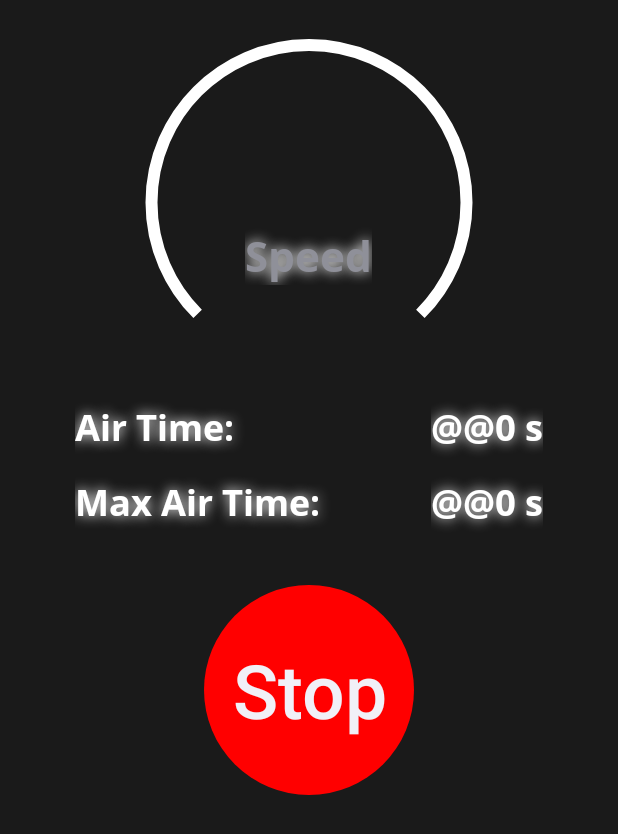
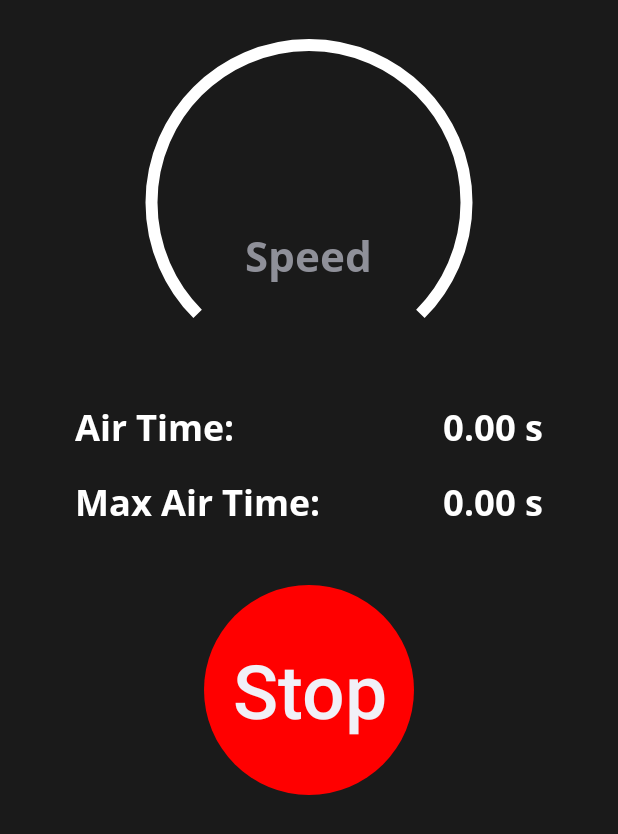
Before and after one commit to DukeCabbage/ShreddingRobot_v2, an Android app: the TrackingActivity screen opened directly, with no data from a screen before it, on a phone screen of 412 x 824 dp. Shown: the top 834 px of the screen. Run offline under Robolectric (Android 15) with nearby library versions, the phone set to English and light mode, and no system bars.

Commit message:
remove text shadow, add location service prompt

```diff
--- a/app/src/main/java/com/gloomy/ShreddingRobot/LocationFrag.java
+++ b/app/src/main/java/com/gloomy/ShreddingRobot/LocationFrag.java
@@ -1,9 +1,15 @@
 package com.gloomy.ShreddingRobot;
 
+import android.app.AlertDialog;
+import android.app.Dialog;
 import android.app.Fragment;
 import android.content.Context;
+import android.content.DialogInterface;
+import android.content.Intent;
 import android.location.Location;
+import android.location.LocationManager;
 import android.os.Bundle;
+import android.provider.Settings;
 import android.util.Log;
 import android.widget.Toast;
 
@@ -59,6 +65,31 @@ public class LocationFrag extends Fragment implements
     public void startTracking() {
         mGoogleApiClient.connect();
         Log.e(TAG, "mGoogleApiClient connect");
+
+        // Get Location Manager and check for GPS & Network location services
+        LocationManager lm = (LocationManager) _context.getSystemService(Context.LOCATION_SERVICE);
+        if(!lm.isProviderEnabled(LocationManager.GPS_PROVIDER) ||
+                !lm.isProviderEnabled(LocationManager.NETWORK_PROVIDER)) {
+            // Build the alert dialog
+            AlertDialog.Builder builder = new AlertDialog.Builder(_context);
+            builder.setTitle("Location Services Not Active");
+            builder.setMessage("Please enable Location Services and GPS for speed measuring");
+            builder.setPositiveButton("OK", new DialogInterface.OnClickListener() {
+                public void onClick(DialogInterface dialogInterface, int i) {
+                    // Show location settings when the user acknowledges the alert dialog
+                    Intent intent = new Intent(Settings.ACTION_LOCATION_SOURCE_SETTINGS);
+                    startActivity(intent);
+                }
+            });
+            builder.setNegativeButton("No", new DialogInterface.OnClickListener() {
+                public void onClick(DialogInterface dialogInterface, int i) {
+                    dialogInterface.cancel();
+                }
+            });
+            Dialog alertDialog = builder.create();
+            alertDialog.setCanceledOnTouchOutside(false);
+            alertDialog.show();
+        }
     }
 
     public void stopTracking() {
--- a/app/src/main/java/com/gloomy/ShreddingRobot/TrackingActivity.java
+++ b/app/src/main/java/com/gloomy/ShreddingRobot/TrackingActivity.java
@@ -41,6 +41,7 @@ public class TrackingActivity extends BaseFragmentActivity {
     private Context _context;
     private DecimalFormat sig3 = new DecimalFormat("@@@");
     private DecimalFormat sig2 = new DecimalFormat("@@");
+    private DecimalFormat dff = new DecimalFormat("0.00");
 
     boolean tracking;
     boolean freeFalling;
@@ -250,8 +251,8 @@ public class TrackingActivity extends BaseFragmentActivity {
 
         //Timer
         resetCountTime();
-        tv_airTimeTimer.setText(sig2.format(0.0) + " s");
-        tv_maxAirTimeTimer.setText(sig2.format(0.0) + " s");
+        tv_airTimeTimer.setText(dff.format(0.0) + " s");
+        tv_maxAirTimeTimer.setText(dff.format(0.0) + " s");
         destroyTimer();
         mTimer = new Timer();
         mTimerTask = new MyTimerTask();
@@ -301,10 +302,10 @@ public class TrackingActivity extends BaseFragmentActivity {
 //		Log.e(TAG, "reset time");
         if (countTime > maxAirTime) {
             maxAirTime = countTime;
-            tv_maxAirTimeTimer.setText(sig2.format(maxAirTime) + " s");
+            tv_maxAirTimeTimer.setText(dff.format(maxAirTime) + " s");
         }
         countTime = 0.00;
-//        tv_airTimeTimer.setText(sig2.format(countTime) + " s");
+//        tv_airTimeTimer.setText(dff.format(countTime) + " s");
     }
 
     class MyTimerTask extends TimerTask {
@@ -315,7 +316,7 @@ public class TrackingActivity extends BaseFragmentActivity {
                 public void run() {
                     if (freeFalling) {
                         countTime += ((double) SENSOR_UPDATE_TIME_IN_MILLISECONDS) / 1000.0;
-                        tv_airTimeTimer.setText(sig2.format(countTime) + " s");
+                        tv_airTimeTimer.setText(dff.format(countTime) + " s");
                     }
                     autoOff_countDown -= SENSOR_UPDATE_TIME_IN_MILLISECONDS;
                 }
--- a/app/src/main/java/com/gloomy/ShreddingRobot/Widget/CustomArrayAdapter.java
+++ b/app/src/main/java/com/gloomy/ShreddingRobot/Widget/CustomArrayAdapter.java
@@ -62,6 +62,7 @@ public class CustomArrayAdapter extends ArrayAdapter<DBTrack>{
     SimpleDateFormat dateF = new SimpleDateFormat("EEE, MMM d, yyyy", Locale.US);
     DecimalFormat sig3 = new DecimalFormat("@@@");
     DecimalFormat sig2 = new DecimalFormat("@@");
+    private DecimalFormat dff = new DecimalFormat("0.00");
 
     public CustomArrayAdapter(Context context, List<DBTrack> objects, SharedPreferences pref) {
         super(context, R.layout.history_item_layout, objects);
@@ -151,7 +152,7 @@ public class CustomArrayAdapter extends ArrayAdapter<DBTrack>{
             }
         }
 
-        viewHolder.maxAirTime.setText(sig2.format(maxAirTime));
+        viewHolder.maxAirTime.setText(dff.format(maxAirTime));
         int veloUnit = _pref.getInt("VELOCITY_UNIT", 0);
         double displayMaxSpeed = maxSpeed;
 
--- a/app/src/main/res/layout/activity_tracking.xml
+++ b/app/src/main/res/layout/activity_tracking.xml
@@ -8,7 +8,7 @@
     android:gravity="center_horizontal"
     android:orientation="vertical"
     android:background="@color/grey"
-    tools:context="${relativePackage}.${activityClass}">
+    tools:context="com.gloomy.ShreddingRobot.TrackingActivity">
 
     <RelativeLayout
         android:id="@+id/speedGaugeLayout"
@@ -50,9 +50,7 @@
             android:background="@color/transparent"
             android:gravity="center"
             android:textSize="28sp"
-            android:visibility="visible"
-            android:shadowColor="@color/white"
-            android:shadowRadius="@integer/text_glow_radius" />
+            android:visibility="visible" />
 
     </RelativeLayout>
 
@@ -78,9 +76,7 @@
                 android:gravity="center_vertical"
                 android:text="@string/air_time_label"
                 android:textColor="@color/white"
-                android:textSize="@dimen/sensorReading_textSize"
-                android:shadowColor="@color/white"
-                android:shadowRadius="@integer/text_glow_radius" />
+                android:textSize="@dimen/sensorReading_textSize" />
 
             <com.gloomy.ShreddingRobot.Widget.MeinTextView
                 android:id="@+id/tv_airTimeTimer"
@@ -89,9 +85,7 @@
                 android:layout_marginEnd="@dimen/airTime_marginEnd"
                 android:gravity="center_vertical"
                 android:textColor="@color/white"
-                android:textSize="@dimen/sensorReading_textSize"
-                android:shadowColor="@color/white"
-                android:shadowRadius="@integer/text_glow_radius" />
+                android:textSize="@dimen/sensorReading_textSize" />
 
         </LinearLayout>
 
@@ -111,9 +105,7 @@
                 android:gravity="center_vertical"
                 android:text="@string/max_air_time_label"
                 android:textColor="@color/white"
-                android:textSize="@dimen/sensorReading_textSize"
-                android:shadowColor="@color/white"
-                android:shadowRadius="@integer/text_glow_radius" />
+                android:textSize="@dimen/sensorReading_textSize" />
 
             <com.gloomy.ShreddingRobot.Widget.MeinTextView
                 android:id="@+id/tv_maxAirTimeTimer"
@@ -122,9 +114,7 @@
                 android:layout_marginEnd="@dimen/airTime_marginEnd"
                 android:gravity="center_vertical"
                 android:textColor="@color/white"
-                android:textSize="@dimen/sensorReading_textSize"
-                android:shadowColor="@color/white"
-                android:shadowRadius="@integer/text_glow_radius" />
+                android:textSize="@dimen/sensorReading_textSize" />
 
         </LinearLayout>
 
@@ -135,9 +125,7 @@
             android:gravity="center"
             android:visibility="gone"
             android:textColor="@color/white"
-            android:textSize="@dimen/sensorReading_textSize"
-            android:shadowColor = "@color/white"
-            android:shadowRadius = "@integer/text_glow_radius"/>
+            android:textSize="@dimen/sensorReading_textSize" />
 
     </RelativeLayout>
 
--- a/app/src/main/res/values-w820dp/dimens.xml
+++ /dev/null
@@ -1,6 +0,0 @@
-<resources>
-    <!-- Example customization of dimensions originally defined in res/values/dimens.xml
-         (such as screen margins) for screens with more than 820dp of available width. This
-         would include 7" and 10" devices in landscape (~960dp and ~1280dp respectively). -->
-    <dimen name="activity_horizontal_margin">64dp</dimen>
-</resources>
--- a/app/src/main/res/values/integer.xml
+++ b/app/src/main/res/values/integer.xml
@@ -5,6 +5,4 @@
 
     <integer name="card_flip_time_full">300</integer>
     <integer name="card_flip_time_half">150</integer>
-
-    <integer name="text_glow_radius">10</integer>
 </resources>
```
Also changed, not shown: app/src/main/res/layout/activity_main.xml (+3 -9 lines), app/src/main/res/layout/activity_track_result.xml (+4 -12 lines), 1 other file.
